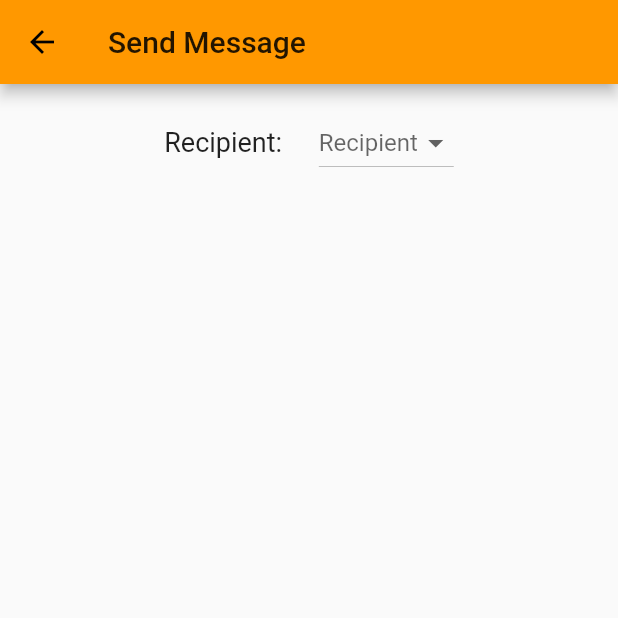
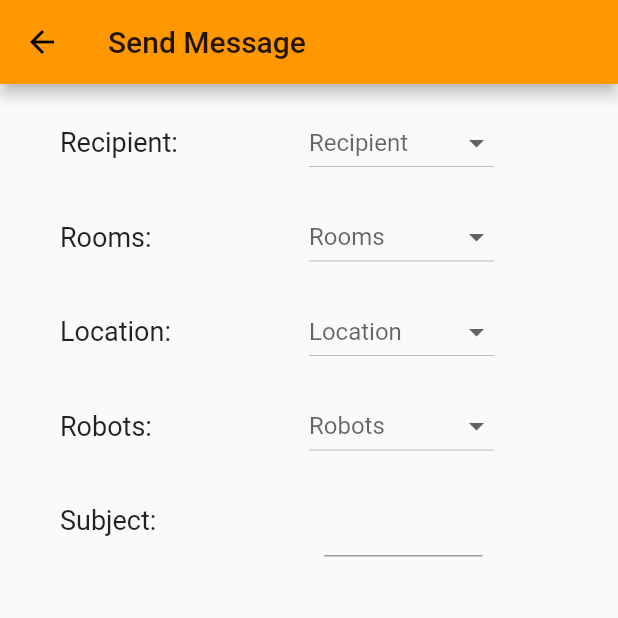
Before and after one commit to FloforPresident/projektarbeit, a Flutter app: the Messages screen opened by its route, on a phone screen of 412 x 824 dp, the top half of it. Run offline on Flutter 3.47's test engine with Material 2 defaults, Android fonts, the phone set to English and light mode, and no system bars; our stand-ins replace sqflite; accounts and stored records are empty.

Commit message:
- Added three more Dropdownmenus and a Textfield
- Updated some general Setups like space to the left side

```diff
--- a/FlutterApp/turtlebot/lib/databaseObjects/data_base_objects.dart
+++ b/FlutterApp/turtlebot/lib/databaseObjects/data_base_objects.dart
@@ -34,11 +34,13 @@ class Robo implements DatabaseObject {
 
 class Room implements DatabaseObject
 {
+
+
   int _id;
   String _name;
-  List<Robo> _whoHasThisMap;
+//  List<Robo> _whoHasThisMap; //
 
-  Room(this._id, this._name,this._whoHasThisMap);
+  Room(this._id, this._name);
 
   @override
   // TODO: implement iD
@@ -46,22 +48,22 @@ class Room implements DatabaseObject
 
   get name => _name;
 
-  get whoHasThisMap
-  {
-    List<Robo> result;
-
-    for (int i = 0; i < _whoHasThisMap.length; i++)
-      {
-        result.add(_whoHasThisMap[i]);
-      }
-
-    return result;
-  }
-
-  void set whoHasThisMap(List<Robo> robos)
-  {
-    _whoHasThisMap = robos;
-  }
+//  get whoHasThisMap
+//  {
+//    List<Robo> result;
+//
+//    for (int i = 0; i < _whoHasThisMap.length; i++)
+//      {
+//        result.add(_whoHasThisMap[i]);
+//      }
+//
+//    return result;
+//  }
+//
+//  void set whoHasThisMap(List<Robo> robos)
+//  {
+//    _whoHasThisMap = robos;
+//  }
 
 }
 
@@ -98,7 +100,7 @@ class LocationID implements DatabaseObject
 
   LocationID(this._id,this._userId,this._roomID,this._name);
 
-  get id => id;
+  get id => _id;
 
   get name => _name;
 
--- a/FlutterApp/turtlebot/lib/pages/messages.dart
+++ b/FlutterApp/turtlebot/lib/pages/messages.dart
@@ -26,7 +26,51 @@ class _MessagesState extends State<Messages> {
           child: Column(
             crossAxisAlignment: CrossAxisAlignment.center,
             children: <Widget>[
-              widget.controller.createRecipientDropdownMenu(this, <User>[User(1,"Hans",1), User(2,"Verena",2)]),
+              widget.controller.createDropdownMenu(
+                  state: this,
+                  data: <User>[User(1, "Hans", 1), User(2, "Verena", 2)],
+                  label: "Recipient"),
+              widget.controller.createDropdownMenu(
+                  state: this,
+                  data: <Room>[Room(1, "First Floor"), Room(2, "Second Floor")],
+                  label: "Rooms"),
+              widget.controller.createDropdownMenu(
+                  state: this,
+                  data: <LocationID>[
+                    LocationID(1, 1, 1, "Kitchen"),
+                    LocationID(2, 2, 2, "Bath"),
+                  ],
+                  label: "Location"),
+              widget.controller.createDropdownMenu(
+                  state: this,
+                  data: <Robo>[
+                    Robo("Robob", "192.168.2.14", 1),
+                    Robo("Volley", "192.168.2.15", 2)
+                  ],
+                  label: "Robots"),
+              Container(
+                margin: EdgeInsets.fromLTRB(widget.controller.leftStart,15,20,0),
+                child: Row(
+                  children: <Widget>[
+                    Expanded(
+                      flex: 5,
+                      child: Container(
+                          child: Text(
+                        "Subject:",
+                        style: TextStyle(fontSize: widget.controller.fontsize),
+                      )),
+                    ),
+                    Expanded(
+                      flex: 3,
+                      child: TextFormField(
+                        textAlignVertical: TextAlignVertical.bottom,
+                        decoration: InputDecoration(),
+                      ),
+                    ),
+                    Spacer(flex: 2,)
+                  ],
+                ),
+              )
             ],
           ),
         ));
@@ -38,12 +82,21 @@ class _MessagesState extends State<Messages> {
 }
 
 class ControllerMessages {
-
   int _activeUser;
   int _activeLocation;
   int _activeRoom;
   int _activeRobo;
+  double _fontsize = 18;
+  double _leftStart = 40;
 
+  get fontsize {
+    return _fontsize;
+  }
+
+  get leftStart
+  {
+    return _leftStart;
+  }
 
   void set activeUser(int value) {
     this._activeUser = value;
@@ -77,12 +130,13 @@ class ControllerMessages {
     return _activeRobo;
   }
 
-  createRecipientDropdownMenu <T extends DatabaseObject> (_MessagesState state, List<T> data ) {
-
+  createDropdownMenu<T extends DatabaseObject>(
+      {@required _MessagesState state,
+      @required List<T> data,
+      @required String label}) {
     int value;
 
-    switch(T)
-    {
+    switch (T) {
       case User:
         value = activeUser;
         break;
@@ -97,23 +151,26 @@ class ControllerMessages {
         break;
     }
 
-
     return Container(
       margin: EdgeInsets.fromLTRB(0, 15, 0, 0),
       child: Row(
         children: [
-          Container(
-            child: Text("Recipient: ", style: TextStyle(fontSize: 18)),
-            margin: EdgeInsets.fromLTRB(0, 0, 20, 0),
+          Expanded(
+            flex: 5,
+            child: Container(
+              child: Text(label + ":", style: TextStyle(fontSize: _fontsize)),
+              margin: EdgeInsets.fromLTRB(leftStart, 0, 20, 0),
             ),
-          DropdownButton(
+          ),
+          Expanded(
+            flex: 3,
+            child: DropdownButton(
+              isExpanded: true,
               value: value,
-            hint: Text("Recipient"),
-            items: createDropdownMenuItem(data)
-            ,
+              hint: Text(label),
+              items: _createDropdownMenuItem(data),
               onChanged: (value) {
-              switch(T)
-              {
+                switch (T) {
                   case User:
                     activeUser = value;
                     break;
@@ -130,16 +187,18 @@ class ControllerMessages {
                 state.refreshState();
               },
             ),
+          ),
+          Spacer(
+            flex: 2,
+          ),
         ],
         mainAxisAlignment: MainAxisAlignment.center,
       ),
     );
   }
 
-  List<DropdownMenuItem> createDropdownMenuItem(List<DatabaseObject> objects)
-  {
-   return objects.map((row)
-    {
+  List<DropdownMenuItem> _createDropdownMenuItem(List<DatabaseObject> objects) {
+    return objects.map((row) {
       return DropdownMenuItem(
         value: row.id,
         child: Text(row.name),
```
Lines whose indentation alone changed are shown as unchanged.
